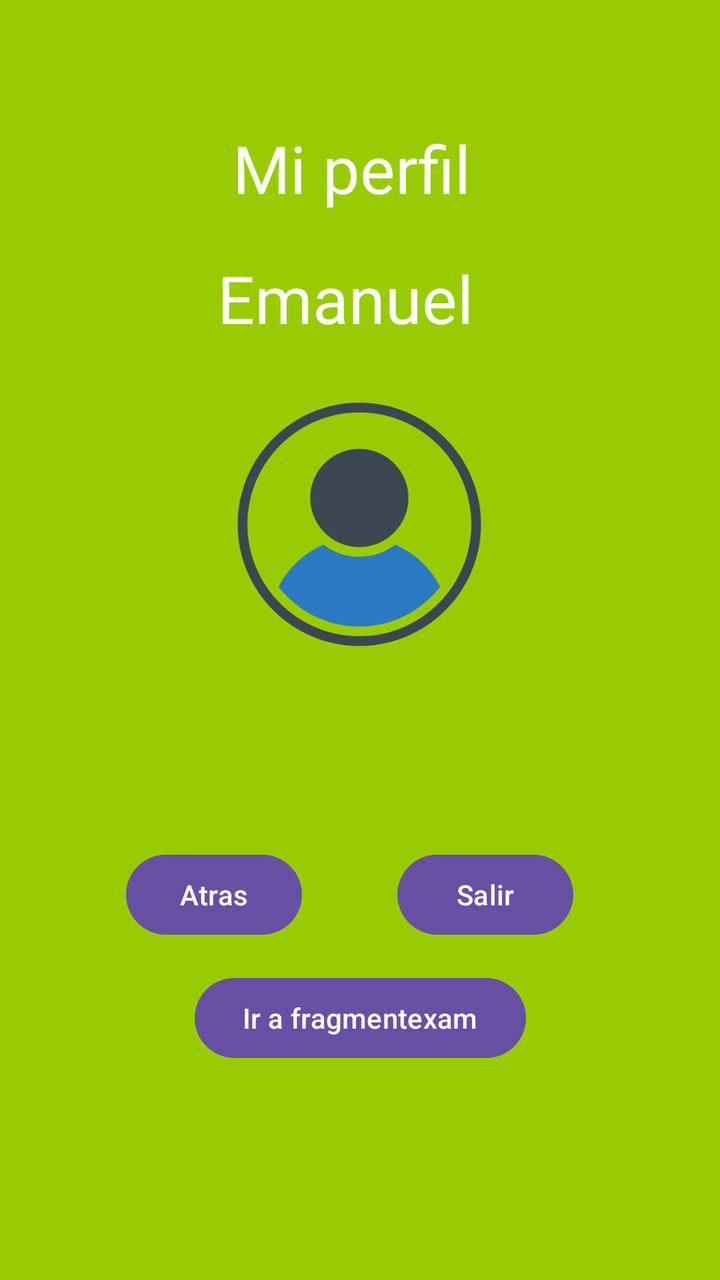
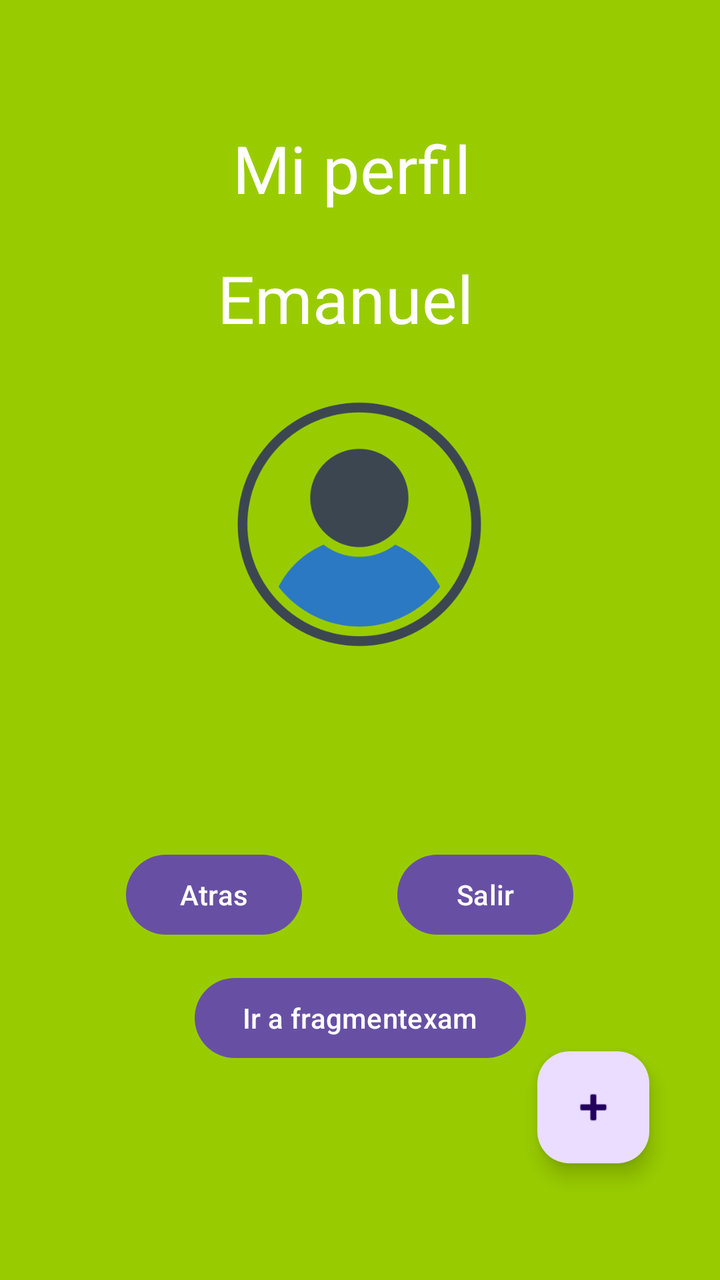

An Android layout rendered at two revisions. The XML below is the earlier revision; the diff shows what the commit changed to produce the second picture.
<!-- AndroidManifest.xml: application theme Theme.Actividad1 -->
<!-- res/layout/fragment_2.xml -->
<?xml version="1.0" encoding="utf-8"?>
<androidx.constraintlayout.widget.ConstraintLayout xmlns:android="http://schemas.android.com/apk/res/android"
    xmlns:app="http://schemas.android.com/apk/res-auto"
    xmlns:tools="http://schemas.android.com/tools"
    android:layout_width="match_parent"
    android:layout_height="match_parent"
    android:background="@android:color/holo_green_light"
    tools:context=".Fragment2">


    <TextView
        android:id="@+id/textViewUser"
        android:layout_width="wrap_content"
        android:layout_height="wrap_content"
        android:text="Mi perfil "
        android:textColor="@color/white"
        android:textSize="33dp"
        app:layout_constraintBottom_toBottomOf="parent"
        app:layout_constraintEnd_toEndOf="parent"
        app:layout_constraintStart_toStartOf="parent"
        app:layout_constraintTop_toTopOf="parent"
        app:layout_constraintVertical_bias="0.104" />

    <ImageView
        android:id="@+id/imagenUsuario"
        android:layout_width="146dp"
        android:layout_height="147dp"
        app:layout_constraintBottom_toBottomOf="parent"
        app:layout_constraintEnd_toEndOf="parent"
        app:layout_constraintHorizontal_bias="0.498"
        app:layout_constraintStart_toStartOf="parent"
        app:layout_constraintTop_toTopOf="parent"
        app:layout_constraintVertical_bias="0.383"
        app:srcCompat="@drawable/user" />

    <TextView
        android:id="@+id/textViewNombreUser"
        android:layout_width="wrap_content"
        android:layout_height="wrap_content"
        android:text="Emanuel"
        android:textColor="@color/white"
        android:textSize="33dp"
        app:layout_constraintBottom_toBottomOf="parent"
        app:layout_constraintEnd_toEndOf="parent"
        app:layout_constraintHorizontal_bias="0.469"
        app:layout_constraintStart_toStartOf="parent"
        app:layout_constraintTop_toTopOf="parent"
        app:layout_constraintVertical_bias="0.213" />

    <Button
        android:id="@+id/buttonInicio"
        android:layout_width="wrap_content"
        android:layout_height="wrap_content"
        android:text="Atras"
        app:layout_constraintBottom_toBottomOf="parent"
        app:layout_constraintEnd_toEndOf="parent"
        app:layout_constraintHorizontal_bias="0.232"
        app:layout_constraintStart_toStartOf="parent"
        app:layout_constraintTop_toTopOf="parent"
        app:layout_constraintVertical_bias="0.715" />

    <Button
        android:id="@+id/buttonSalir"
        android:layout_width="wrap_content"
        android:layout_height="wrap_content"
        android:text="Salir"
        app:layout_constraintBottom_toBottomOf="parent"
        app:layout_constraintEnd_toEndOf="parent"
        app:layout_constraintHorizontal_bias="0.73"
        app:layout_constraintStart_toStartOf="parent"
        app:layout_constraintTop_toTopOf="parent"
        app:layout_constraintVertical_bias="0.715" />

    <Button
        android:id="@+id/bottonFragment3"
        android:layout_width="wrap_content"
        android:layout_height="wrap_content"
        android:text="Ir a fragmentexam"
        app:layout_constraintBottom_toBottomOf="parent"
        app:layout_constraintEnd_toEndOf="parent"
        app:layout_constraintStart_toStartOf="parent"
        app:layout_constraintTop_toTopOf="parent"
        app:layout_constraintVertical_bias="0.819" />
</androidx.constraintlayout.widget.ConstraintLayout>
<!-- resources referenced by this layout -->
<resources>
  <color name="white">#FFFFFFFF</color>
  <!-- drawable user: png bitmap (drawable, 27630 bytes) -->
  <style name="Theme.Actividad1" parent="Base.Theme.Actividad1" />
  <style name="Base.Theme.Actividad1" parent="Theme.Material3.DayNight.NoActionBar">
          
          
      </style>
</resources>

<!-- the commit's change to res/layout/fragment_2.xml (unified diff, before → after) -->
@@ -81,4 +81,18 @@
         app:layout_constraintStart_toStartOf="parent"
         app:layout_constraintTop_toTopOf="parent"
         app:layout_constraintVertical_bias="0.819" />
+
+    <com.google.android.material.floatingactionbutton.FloatingActionButton
+        android:id="@+id/floatingActionButton"
+        android:layout_width="wrap_content"
+        android:layout_height="wrap_content"
+        android:clickable="true"
+        app:layout_constraintBottom_toBottomOf="parent"
+        app:layout_constraintEnd_toEndOf="parent"
+        app:layout_constraintHorizontal_bias="0.884"
+        app:layout_constraintStart_toStartOf="parent"
+        app:layout_constraintTop_toTopOf="parent"
+        app:layout_constraintVertical_bias="0.9"
+        app:srcCompat="@android:drawable/ic_input_add" />
+
 </androidx.constraintlayout.widget.ConstraintLayout>
